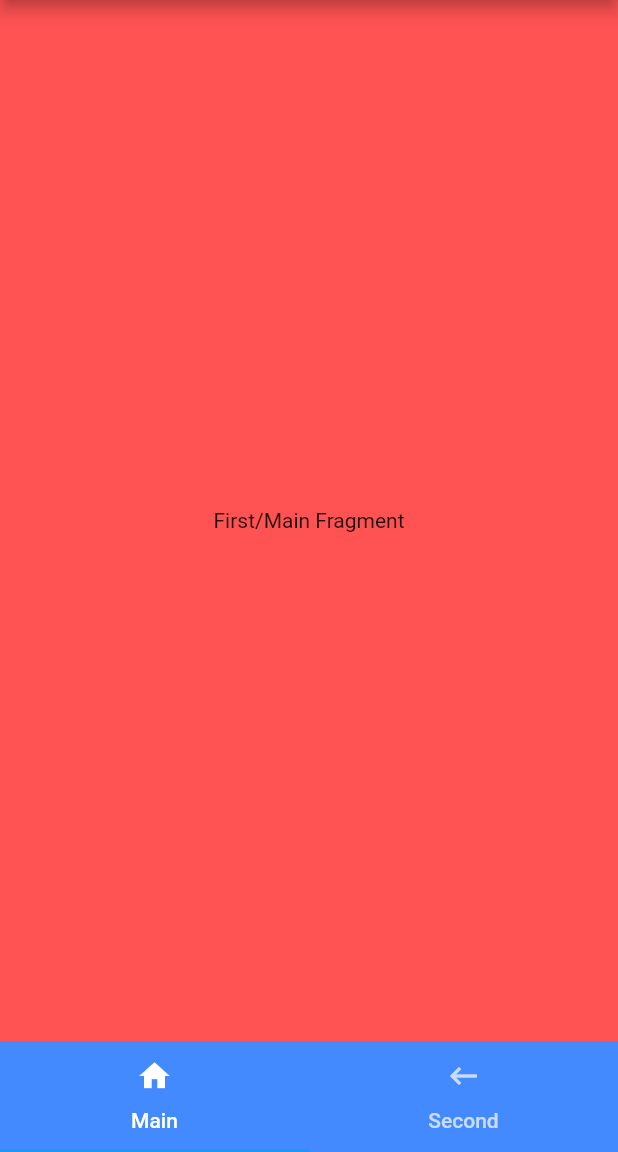
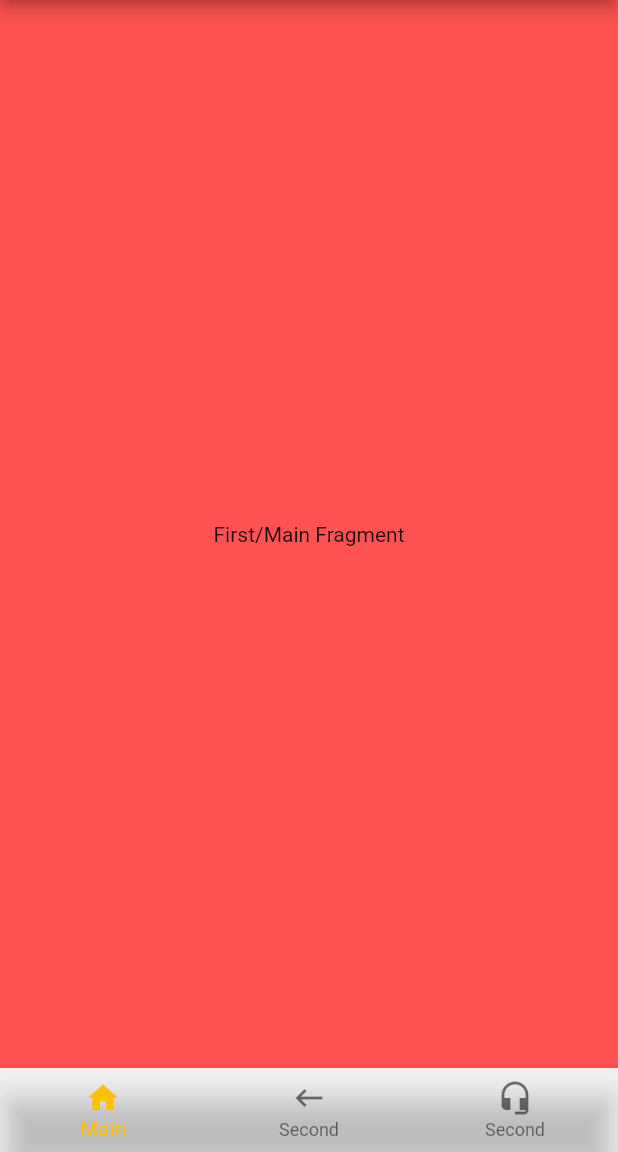
Before and after one commit to aundrae/Flutter-Bottom-Navigation, a Flutter app: the screen it shows after launch, on a phone screen of 412 x 824 dp, the part 84-1236 px from its top. Run offline on Flutter 3.47's test engine with Material 2 defaults, Android fonts, the phone set to English and light mode, and no system bars.

```diff
--- a/lib/MainAppPage.dart
+++ b/lib/MainAppPage.dart
@@ -2,6 +2,7 @@ import 'package:flutter/material.dart';
 
 import './tabs/first.dart';
 import './tabs/second.dart';
+import './tabs/third.dart';
 
 class MyHomePage extends StatefulWidget {
   MyHomePage({Key key, this.title}) : super(key: key);
@@ -13,38 +14,51 @@ class MyHomePage extends StatefulWidget {
 
 class _MyHomePageState extends State<MyHomePage> with SingleTickerProviderStateMixin{
   TabController controller;
-
+  int _selectedIndex= 0;
+  final List<Widget> _widgetOptions = [
+    FirstFragment(),
+    SecondFragment(),
+    ThirdScreen(),
+  ];
   @override
   void initState() {
     // TODO: implement initState
     super.initState();
-    controller = new TabController(length: 2, vsync: this);
+    controller = new TabController(length: 3, vsync: this);
   }
-
+  void _onItemTap(int index){
+    setState(() {
+      _selectedIndex=index;
+    });
+  }
   @override
   Widget build(BuildContext context) {
     return Scaffold(
       appBar: AppBar(
         title: Text(widget.title),
       ),
-      body: TabBarView(
-        children: <Widget>[new FirstFragment(), new SecondFragment()],
-        controller: controller,
+      body: Center(
+        child: _widgetOptions.elementAt(_selectedIndex),
       ),
-      bottomNavigationBar: new Material(
-        color: Colors.blueAccent,
-        child: new TabBar(tabs: <Tab>[
-          new Tab(
-            icon: new Icon(Icons.home),
-            text: "Main",
-          ),
-          new Tab(
-            icon: new Icon(Icons.keyboard_backspace),
-            text: "Second",
-          )
-        ],
-          controller: controller,
-        ),
+      bottomNavigationBar: BottomNavigationBar(
+        backgroundColor: Colors.white12,
+        items: const <BottomNavigationBarItem>[
+            BottomNavigationBarItem(
+              icon: Icon(Icons.home),
+              title: Text("Main"),
+            ),
+            BottomNavigationBarItem(
+              icon: Icon(Icons.keyboard_backspace),
+              title: Text("Second"),
+            ),
+            BottomNavigationBarItem(
+                icon: Icon(Icons.headset_mic),
+                title: Text('Second')
+            ),
+          ],
+        currentIndex: _selectedIndex,
+        selectedItemColor: Colors.amber,
+        onTap: _onItemTap,
       ),
     );
   }
--- a/lib/tabs/first.dart
+++ b/lib/tabs/first.dart
@@ -1,6 +1,8 @@
 import 'package:flutter/material.dart';
 
 class FirstFragment extends StatelessWidget{
+
+  FirstFragment();
   @override
   Widget build(BuildContext context) {
     // TODO: implement build
--- a/lib/tabs/second.dart
+++ b/lib/tabs/second.dart
@@ -2,6 +2,9 @@ import 'package:flutter/material.dart';
 
 class SecondFragment extends StatelessWidget{
   @override
+
+  SecondFragment();
+
   Widget build(BuildContext context) {
     // TODO: implement build
     return new Scaffold(
```
Also changed, not shown: lib/tabs/third.dart (added, +43 -0 lines).
